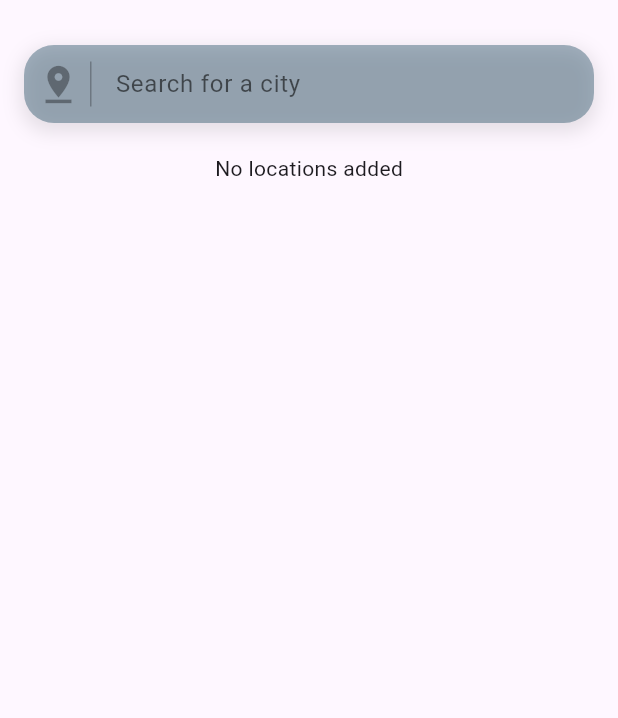
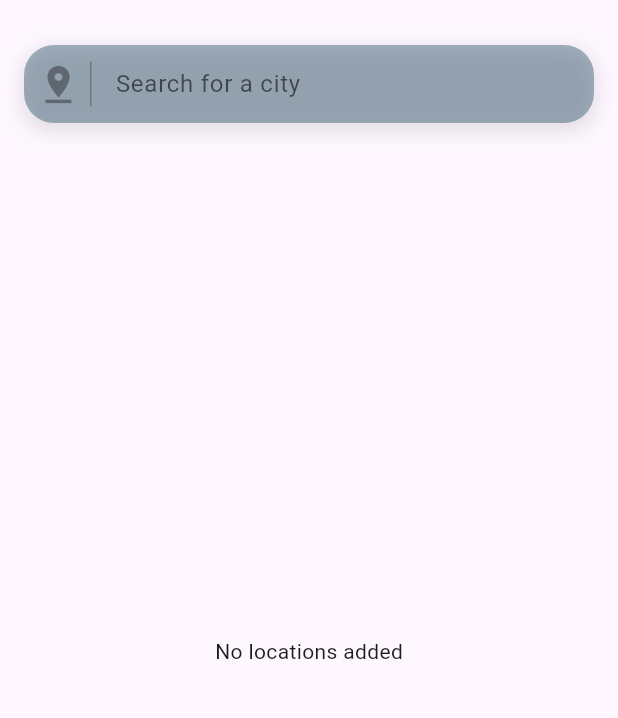
Before and after one commit to KrishnaV08/Weather-APP, a Flutter app: the screen it shows after launch, on a phone screen of 412 x 824 dp, the part 63-781 px from its top. Run offline on Flutter 3.47's test engine with Material 3 defaults, Android fonts, the phone set to English and light mode, and no system bars; our stand-ins replace geolocator; network calls fail.

Commit message:
fixed bugs

```diff
--- a/lib/add.dart
+++ b/lib/add.dart
@@ -356,31 +356,34 @@ class _WeatherAppState extends State<WeatherApp> {
     appBar: AppBar(
       title: Text('Weather App'),
     ),
-      body: Padding(
+    body: Stack(
+      children: [
+        Padding(
           padding: const EdgeInsets.all(16.0),
           child: Column(
             crossAxisAlignment: CrossAxisAlignment.start,
             children: [
               _searchBar(),
+              const SizedBox(height: 20),
               if (_suggestions.isNotEmpty)
-            Positioned(
-              left: 16,
-              right: 16,
-              top: 100,
-              child: _suggestionOverlay(),
-            ),
- // Sliding card for adding new location
-            const SizedBox(height: 20),
-            // Display the list of added locations or a message if no locations are added
+
+
+            _suggestionOverlay(),
+
+
+              // Display list of added locations or a message
               addedLocations.isEmpty
-                ? Center(child: Text('No locations added'))
-                : Expanded(child: _addedLocationsList())
-                ,
-
-// List of added locations
+                  ? Expanded(child: Center(child: Text('No locations added')))
+                  : Expanded(child: _addedLocationsList()),
             ],
           ),
         ),
+
+        // Suggestion Overlay
+
+      ],
+    ),
   );
 }
+
 }
```
Lines whose indentation alone changed are shown as unchanged.
